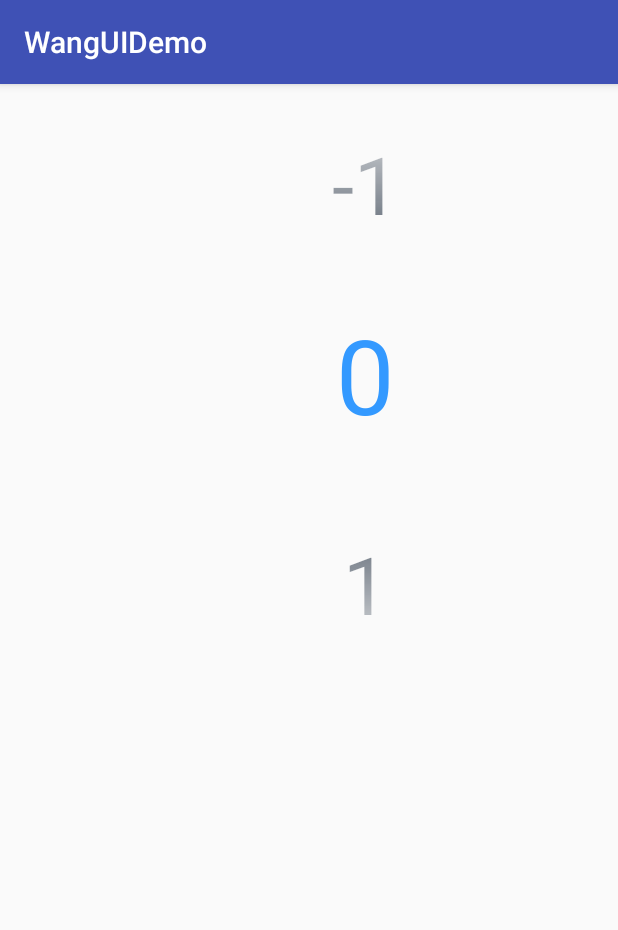
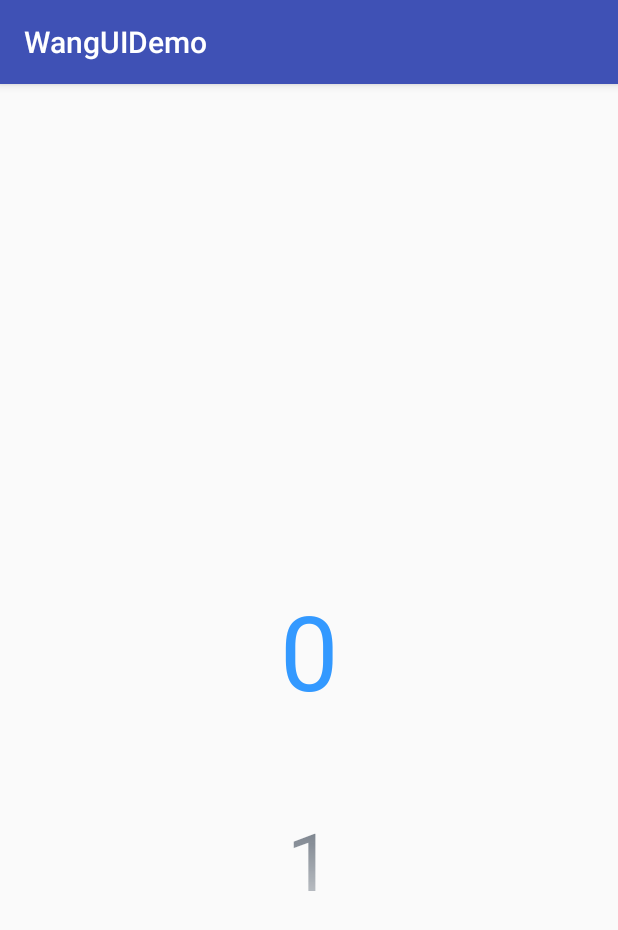
Before and after one commit to SuperRabbitD/NumberPicker, an Android app: the NormalNumberPicker screen opened directly, with no data from a screen before it, on a phone screen of 412 x 824 dp. Shown: the top 930 px of the screen. Run offline under Robolectric (Android 15) with nearby library versions, the phone set to English and light mode, and no system bars.

Commit message:
fix bugs

```diff
--- a/app/src/main/res/layout/activity_normal_number_picker.xml
+++ b/app/src/main/res/layout/activity_normal_number_picker.xml
@@ -12,7 +12,13 @@
         android:layout_height="400dp"
         android:paddingLeft="40dp"
         android:paddingRight="40dp"
-        app:align="CENTER" />
-
+        app:align="CENTER"
+        android:layout_centerInParent="true"
+        app:layout_constraintTop_toTopOf="parent"
+        app:layout_constraintBottom_toBottomOf="parent"
+        app:layout_constraintLeft_toLeftOf="parent"
+        app:layout_constraintRight_toRightOf="parent"
+        app:min="0"
+        app:max="10"/>
 
 </android.support.constraint.ConstraintLayout>
--- a/app/src/main/res/layout/activity_week_day_picker.xml
+++ b/app/src/main/res/layout/activity_week_day_picker.xml
@@ -10,7 +10,7 @@
     <com.wang.ui.wheel_picker.WheelPicker
         android:id="@+id/testPicker"
         android:layout_width="wrap_content"
-        android:layout_height="wrap_content"
+        android:layout_height="400dp"
         android:layout_centerInParent="true"
         app:align="CENTER"
         app:layout_constraintLeft_toLeftOf="parent"
@@ -20,7 +20,6 @@
         app:wheelItemCount="5"
         android:paddingLeft="20dp"
         android:paddingRight="20dp"
-        android:background="@color/color_7_yellow"
 
         />
 
```
Also changed, not shown: wangui/src/main/java/com/wang/ui/wheel_picker/WheelPicker.kt (+10 -7 lines).
